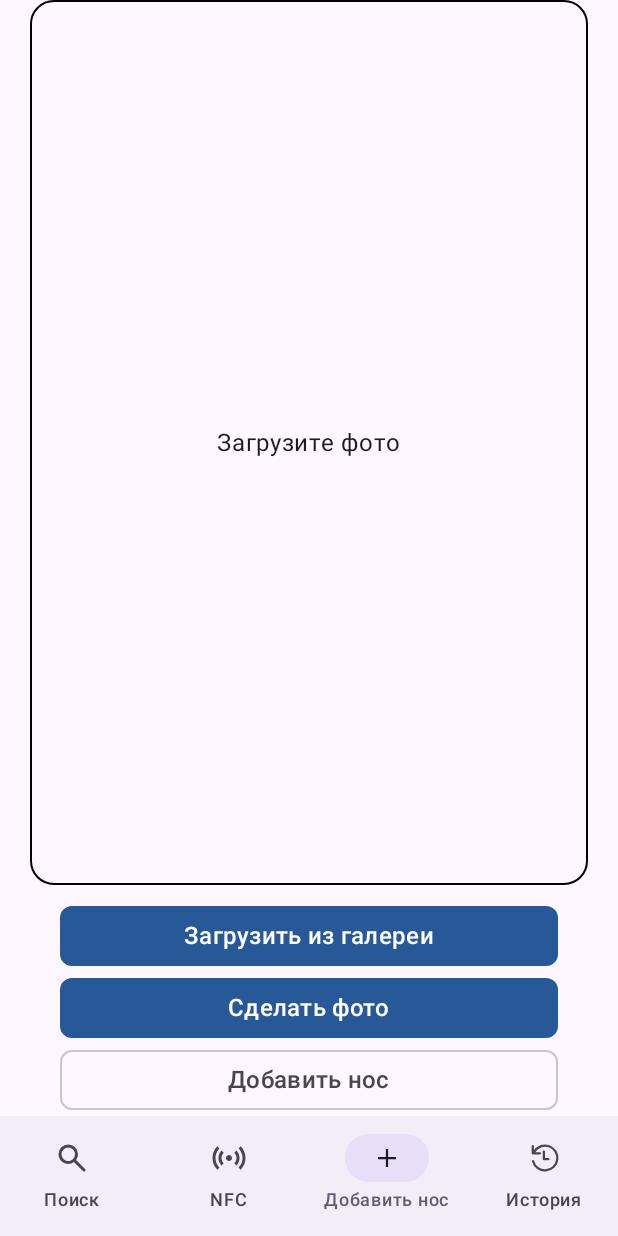
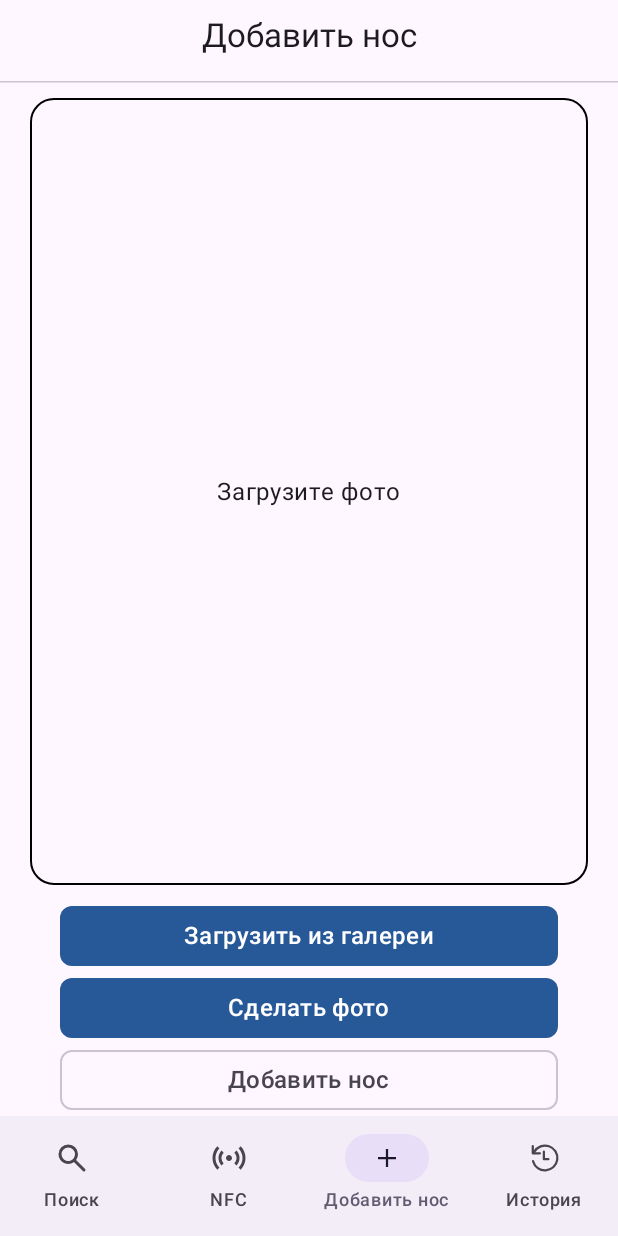
Before and after one commit to mishgan325/CowNose, an Android app built with Jetpack Compose: the AddEmbeddingScreen screen opened through its navigation route, on a phone screen of 412 x 824 dp. Run offline under Robolectric (Android 15) with nearby library versions, the phone set to English and light mode, and no system bars; our stand-ins replace Firebase (no records; nobody signed in at launch, a user with empty details on screens opened directly), Room's generated code; pictures from the network do not load.

Commit message:
Minor changes

```diff
--- a/android/app/src/main/java/ru/mishgan325/cownose/ui/addembedding/AddEmbeddingScreen.kt
+++ b/android/app/src/main/java/ru/mishgan325/cownose/ui/addembedding/AddEmbeddingScreen.kt
@@ -36,6 +36,8 @@ fun AddEmbeddingScreen(
             .padding(horizontal = 0.dp),
         horizontalAlignment = Alignment.CenterHorizontally
     ) {
+        AppHeader("Добавить нос", null, null, Modifier.padding(bottom = 10.dp))
+
         Column(
             modifier = Modifier
                 .weight(1f)
```
